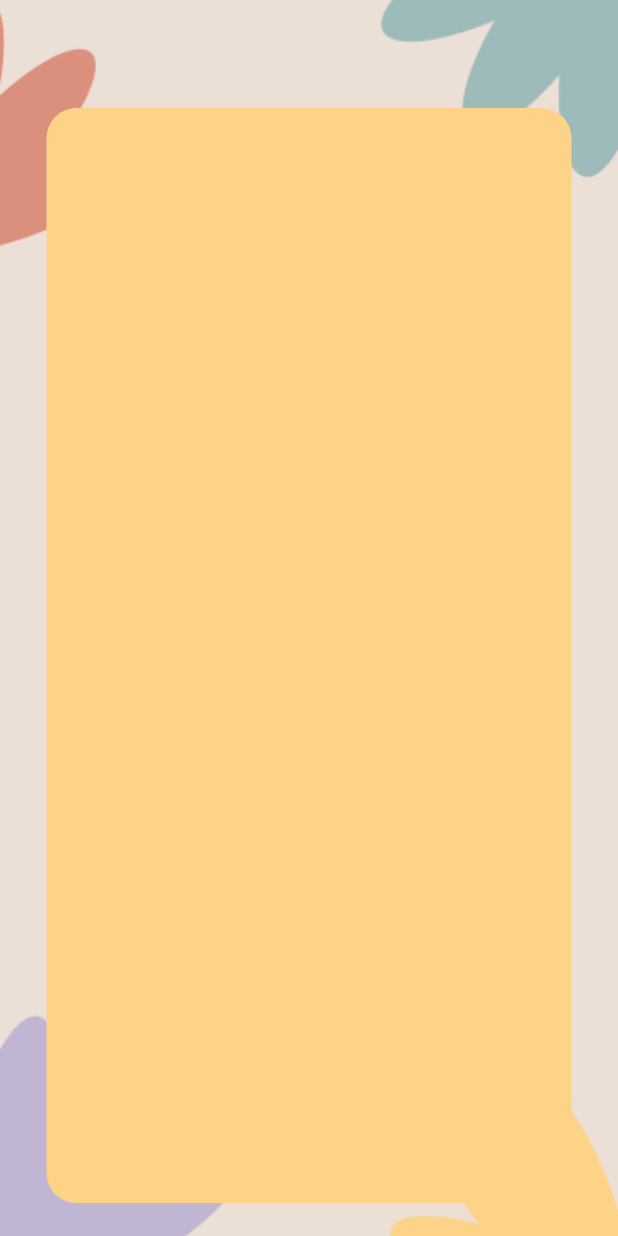
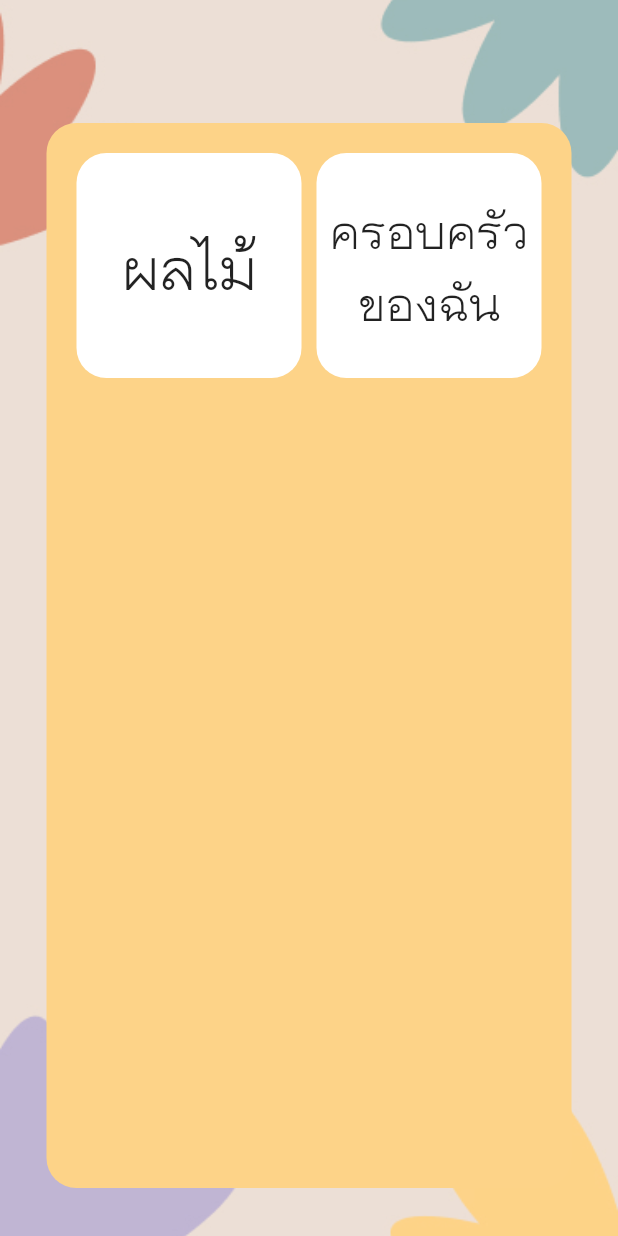
Before and after one commit to maycozygirl/allovemer, a Flutter app: the HomeScreen screen opened by its route, after a tap on "เพิ่มบัตรคำ", on a phone screen of 412 x 824 dp. Run offline on Flutter 3.47's test engine with Material 2 defaults, Android fonts, the light colour scheme and no system bars.

Commit message:
flashcarddemo1

```diff
--- a/lib/main.dart
+++ b/lib/main.dart
@@ -12,7 +12,7 @@ class MyApp extends StatelessWidget {
   Widget build(BuildContext context) {
     return MaterialApp(
       debugShowCheckedModeBanner: false,
-      initialRoute: '/medicine',
+      initialRoute: '/flashcard',
       theme: ThemeData(fontFamily: 'TH-Chara'),
       routes: routes,
     );
--- a/lib/screen/flashcard_screen.dart
+++ b/lib/screen/flashcard_screen.dart
@@ -15,23 +15,50 @@ class _FlashcardScreenState extends State<FlashcardScreen> {
         body: Container(
       decoration: BoxDecoration(
           image: DecorationImage(
-                image: AssetImage("assets/bg.jpg"),
-                fit: BoxFit.cover)),
+              image: AssetImage("assets/bg.jpg"), fit: BoxFit.cover)),
       child: Padding(
           padding: EdgeInsets.only(top: 50),
           child: Center(
             child: Container(
                 width: 350,
-                        height: 730,
+                height: 710,
                 decoration: BoxDecoration(
                   color: kColorYellow,
                   borderRadius: BorderRadius.circular(20),
                 ),
+                child: GridView.count(
+                  primary: false,
+                  padding: const EdgeInsets.all(20),
+                  crossAxisSpacing: 10,
+                  mainAxisSpacing: 10,
+                  crossAxisCount: 2,
+                  children: <Widget>[
+                    Container(
+                      alignment: Alignment.center,
+                      decoration: BoxDecoration(
+                          color: Colors.white,
+                          borderRadius: BorderRadius.circular(20)),
+                      padding: const EdgeInsets.all(8),
+                      child: const Text(
+                        "ผลไม้",
+                        style: TextStyle(fontFamily: 'TH-Chara', fontSize: 50),
                       ),
                     ),
-                )
-      )
-      );
-
+                    Container(
+                      alignment: Alignment.center,
+                      decoration: BoxDecoration(
+                          color: Colors.white,
+                          borderRadius: BorderRadius.circular(20)),
+                      padding: const EdgeInsets.all(8),
+                      child: const Text(
+                        "ครอบครัวของฉัน",
+                        textAlign: TextAlign.center,
+                        style: TextStyle(fontFamily: 'TH-Chara', fontSize: 40,),
+                      ),
+                    ),
+                  ],
+                )),
+          )),
+    ));
   }
 }
```
Lines whose indentation alone changed are shown as unchanged.
